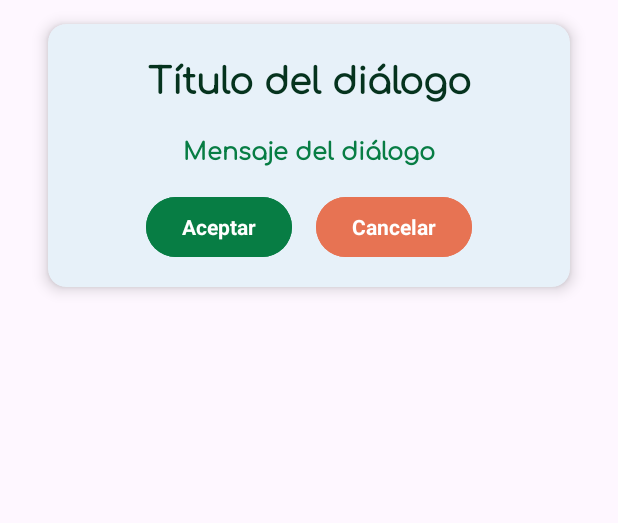
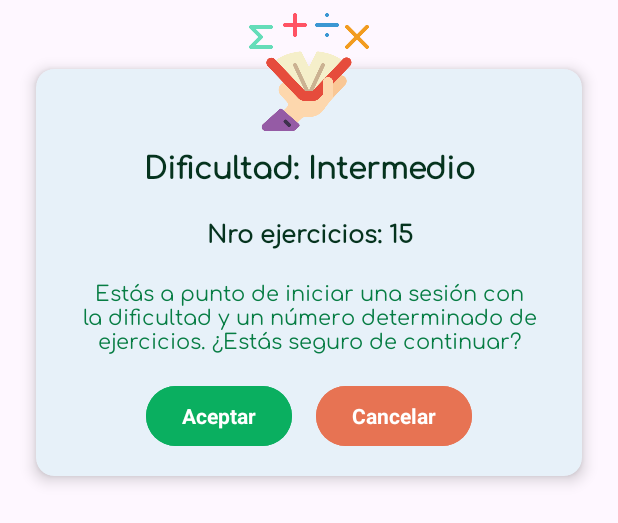
Before and after one commit to JhohellsDL/MultiplicationMasterApplication, an Android app: the layout card_view_alert_1.xml on its own in the app's theme, with its tools: preview values and no code run, on a phone screen of 412 x 824 dp. Shown: the top 523 px of the screen. Run offline under Robolectric (Android 15) with nearby library versions, the phone set to English and light mode, and no system bars.

Commit message:
cardView for pass to exercises

```diff
--- a/app/src/main/res/layout/card_view_alert_1.xml
+++ b/app/src/main/res/layout/card_view_alert_1.xml
@@ -2,14 +2,18 @@
 <androidx.constraintlayout.widget.ConstraintLayout xmlns:android="http://schemas.android.com/apk/res/android"
     xmlns:app="http://schemas.android.com/apk/res-auto"
     xmlns:tools="http://schemas.android.com/tools"
+    android:padding="8dp"
     android:layout_width="match_parent"
     android:layout_height="wrap_content">
+
+
 
     <androidx.cardview.widget.CardView
         android:layout_width="match_parent"
         android:layout_height="wrap_content"
-        android:layout_marginHorizontal="32dp"
-        android:layout_marginVertical="16dp"
+        android:layout_marginHorizontal="16dp"
+        android:layout_marginTop="38dp"
+        android:layout_marginBottom="16dp"
         android:backgroundTint="@color/backgroundSecondary"
         android:elevation="4dp"
         android:translationZ="4dp"
@@ -17,24 +21,39 @@
         app:layout_constraintBottom_toBottomOf="parent"
         app:layout_constraintTop_toTopOf="parent">
 
+
+
         <LinearLayout
             android:layout_width="match_parent"
             android:layout_height="wrap_content"
             android:orientation="vertical"
+            android:layout_marginTop="32dp"
             android:padding="16dp"
             app:layout_constraintTop_toTopOf="parent">
 
             <TextView
-                android:id="@+id/dialogTitle"
+            android:id="@+id/dialogTitle"
+            android:layout_width="match_parent"
+            android:layout_height="wrap_content"
+            android:layout_marginBottom="16dp"
+            android:fontFamily="@font/comfortaa"
+            android:gravity="center"
+            android:textColor="@color/colorTextPrimary2"
+            android:textSize="20sp"
+            android:textStyle="bold"
+            tools:text="Dificultad: Intermedio" />
+
+            <TextView
+                android:id="@+id/dialogSubtitle"
                 android:layout_width="match_parent"
                 android:layout_height="wrap_content"
                 android:layout_marginBottom="16dp"
                 android:fontFamily="@font/comfortaa"
                 android:gravity="center"
                 android:textColor="@color/colorTextPrimary2"
-                android:textSize="24sp"
+                android:textSize="16sp"
                 android:textStyle="bold"
-                tools:text="Título del diálogo" />
+                tools:text="Nro ejercicios: 15" />
 
             <TextView
                 android:id="@+id/dialogMessage"
@@ -44,9 +63,8 @@
                 android:fontFamily="@font/comfortaa"
                 android:gravity="center"
                 android:textColor="@color/colorPrimaryDark"
-                android:textSize="16sp"
-                android:textStyle="bold"
-                tools:text="Mensaje del diálogo" />
+                android:textSize="14sp"
+                tools:text="Estás a punto de iniciar una sesión con la dificultad y un número determinado de ejercicios. ¿Estás seguro de continuar?" />
 
             <LinearLayout
                 android:layout_width="match_parent"
@@ -60,10 +78,11 @@
                     android:layout_width="wrap_content"
                     android:layout_height="wrap_content"
                     android:layout_marginEnd="16dp"
-                    android:backgroundTint="@color/colorPrimaryDark"
+                    android:backgroundTint="@color/colorPrimary"
                     android:text="@string/aceptar"
                     android:textColor="@color/colorTextPrimary"
-                    android:textStyle="bold" />
+                    android:textStyle="bold"
+                    tools:ignore="TextContrastCheck" />
 
                 <Button
                     android:id="@+id/buttonNegative"
@@ -80,6 +99,14 @@
         </LinearLayout>
 
     </androidx.cardview.widget.CardView>
-
+    <ImageView
+        android:layout_width="80dp"
+        android:layout_height="80dp"
+        android:elevation="6dp"
+        android:src="@drawable/icon_multiplication"
+        app:layout_constraintTop_toTopOf="parent"
+        app:layout_constraintEnd_toEndOf="parent"
+        app:layout_constraintStart_toStartOf="parent"
+        tools:ignore="ContentDescription" />
 
 </androidx.constraintlayout.widget.ConstraintLayout>
```
Also changed, not shown: app/src/main/java/com/jdlstudios/multiplicationmasterapplication/ui/screens/ConfigurationExercisesFragment.kt (+35 -24 lines), app/src/main/res/drawable/icon_multiplication.png (added).
